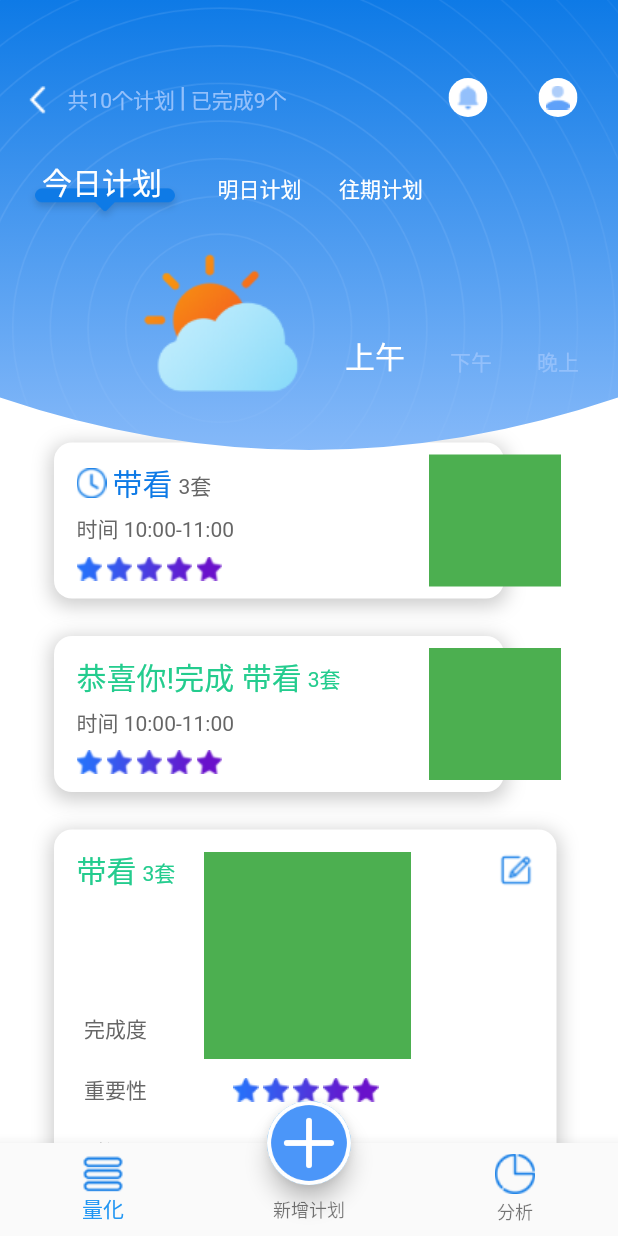
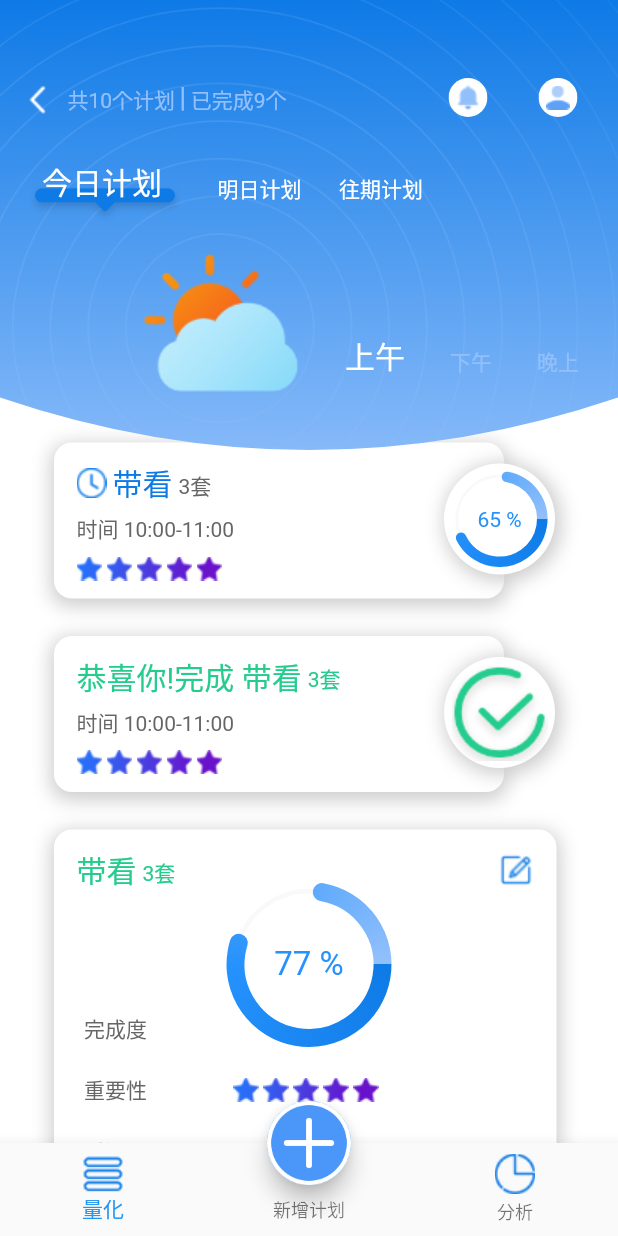
Before and after one commit to borite/ThumbSir, a Flutter app: the QListPage screen opened directly, on a phone screen of 412 x 824 dp. Run offline on Flutter 3.47's test engine with Material 2 defaults, Android fonts, the phone set to English and light mode, and no system bars; drawn by our look-alikes of sleek_circular_slider.

Commit message:
圆形进度条样式完成
量化列表页和量化分析页的圆形进度条样式完成

```diff
--- a/lib/pages/broker/qlist/qlist_list_page.dart
+++ b/lib/pages/broker/qlist/qlist_list_page.dart
@@ -1,7 +1,7 @@
 import 'dart:typed_data';
 
 import 'package:ThumbSir/pages/broker/mycenter/my_center_notlogin_page.dart';
-import 'package:ThumbSir/pages/home.dart';
+import 'package:sleek_circular_slider/sleek_circular_slider.dart';
 import 'package:flutter/material.dart';
 import 'package:ThumbSir/pages/broker/tips/qlist_tips_page.dart';
 
@@ -31,11 +31,11 @@ class _QListListPageState extends State<QListListPage> {
                       child:Column(
                         children: <Widget>[
                           // 每一条量化
-                          _continueItem('带看','3套','10:00-11:00'),
+                          _continueItem('带看','3套','10:00-11:00',65),
                           _finishItem('带看','3套','10:00-11:00'),
-                          _extendItem('带看','3套','10:00-11:00'),
-                          _continueItem('带看','3套','10:00-11:00'),
-                          _continueItem('带看','3套','10:00-11:00'),
+                          _extendItem('带看','3套','10:00-11:00',77),
+                          _continueItem('带看','3套','10:00-11:00',30),
+                          _continueItem('带看','3套','10:00-11:00',65),
                         ],
                       ),
                     )
@@ -309,11 +309,11 @@ class _QListListPageState extends State<QListListPage> {
                       child:Column(
                         children: <Widget>[
                           // 每一条量化
-                          _continueItem('带看','3套','10:00-11:00'),
+                          _continueItem('带看','3套','10:00-11:00',60),
                           _finishItem('带看','3套','10:00-11:00'),
-                          _extendItem('带看','3套','10:00-11:00'),
-                          _continueItem('带看','3套','10:00-11:00'),
-                          _continueItem('带看','3套','10:00-11:00'),
+                          _extendItem('带看','3套','10:00-11:00',80),
+                          _continueItem('带看','3套','10:00-11:00',20),
+                          _continueItem('带看','3套','10:00-11:00',70),
                         ],
                       ),
                     )
@@ -552,7 +552,7 @@ class _QListListPageState extends State<QListListPage> {
 
   }
   // 未完成的item
-  _continueItem(String name,String number,String time){
+  _continueItem(String name,String number,String time,double percent){
     return Stack(
       children: <Widget>[
         Container(
@@ -663,13 +663,42 @@ class _QListListPageState extends State<QListListPage> {
 
         // 圆形进度条
         Positioned(
-          left: 250,
-          top:8,
+          left: 260,
+          top:14,
           child: Container(
-            width: 88,
-            height: 88,
+            width: 74,
+            height: 74,
+            padding: EdgeInsets.all(5),
             decoration: BoxDecoration(
-                color: Colors.green
+              color: Colors.white,
+              borderRadius: BorderRadius.circular(37),
+              boxShadow: [BoxShadow(
+                  color: Color(0xFFcccccc),
+                  offset: Offset(2, 2),
+                  blurRadius: 10.0,
+                  spreadRadius: 2.0
+              )],
+            ),
+            child: SleekCircularSlider(
+              appearance: CircularSliderAppearance(
+                startAngle: 280,
+                angleRange: 360,
+                customWidths: CustomSliderWidths(progressBarWidth: 7),
+                customColors: CustomSliderColors(
+                  progressBarColors: [Color(0xFF0E7AE6),Color(0xFF2692FD),Color(0xFF93C0FB)],
+                  trackColor: Color(0x20CCCCCC),
+                  dotColor: Colors.transparent,
+                ),
+                infoProperties: InfoProperties(
+                  mainLabelStyle: TextStyle(
+                    fontSize: 14,
+                    color: Color(0xFF2692FD),
+                  )
+                )
+              ),
+              min: 0,
+              max: 100,
+              initialValue: percent,
             ),
           ),
         )
@@ -784,16 +813,25 @@ class _QListListPageState extends State<QListListPage> {
           ),
         ),
 
-        // 圆形进度条
+        // 已完成圆形进度条
         Positioned(
-          left: 250,
-          top:8,
+          left: 260,
+          top:14,
           child: Container(
-            width: 88,
-            height: 88,
+            width: 74,
+            height: 74,
+            padding: EdgeInsets.all(5),
             decoration: BoxDecoration(
-                color: Colors.green
+              color: Colors.white,
+              borderRadius: BorderRadius.circular(37),
+              boxShadow: [BoxShadow(
+                  color: Color(0xFFcccccc),
+                  offset: Offset(2, 2),
+                  blurRadius: 10.0,
+                  spreadRadius: 2.0
+              )],
             ),
+            child: Image(image:AssetImage('images/finish.png')),
           ),
         )
       ],
@@ -801,7 +839,7 @@ class _QListListPageState extends State<QListListPage> {
   }
 
   // 展开的item
-  _extendItem(String name,String number,String time){
+  _extendItem(String name,String number,String time,double percent){
     return Stack(
       children: <Widget>[
         Container(
@@ -1120,13 +1158,31 @@ class _QListListPageState extends State<QListListPage> {
 
         // 圆形进度条
         Positioned(
-          top:15,
-          left: 100,
+          top:35,
+          left: 115,
           child: Container(
-            width: 138,
-            height: 138,
-            decoration: BoxDecoration(
-                color: Colors.green
+            width: 110,
+            height: 110,
+            child: SleekCircularSlider(
+              appearance: CircularSliderAppearance(
+                  startAngle: 280,
+                  angleRange: 360,
+                  customWidths: CustomSliderWidths(progressBarWidth: 12),
+                  customColors: CustomSliderColors(
+                    progressBarColors: [Color(0xFF0E7AE6),Color(0xFF2692FD),Color(0xFF93C0FB)],
+                    trackColor: Color(0x20CCCCCC),
+                    dotColor: Colors.transparent,
+                  ),
+                  infoProperties: InfoProperties(
+                      mainLabelStyle: TextStyle(
+                        fontSize: 22,
+                        color: Color(0xFF2692FD),
+                      )
+                  )
+              ),
+              min: 0,
+              max: 100,
+              initialValue: percent,
             ),
           ),
         )
--- a/pubspec.yaml
+++ b/pubspec.yaml
@@ -10,6 +10,7 @@ dependencies:
   flutter:
     sdk: flutter
   cupertino_icons: ^0.1.2
+  sleek_circular_slider: ^1.1.0
 
 dev_dependencies:
   flutter_test:
@@ -34,6 +35,7 @@ flutter:
     - images/analyze.png
     - images/listicon.png
     - images/bell.png
+    - images/finish.png
     - images/morning.png
     - images/evening.png
     - images/todayplanmorning.png
```
Also changed, not shown: lib/pages/broker/qlist/qlist_analyze_page.dart (+56 -15 lines), images/finish.png (added), pubspec.lock, 2 other files.
